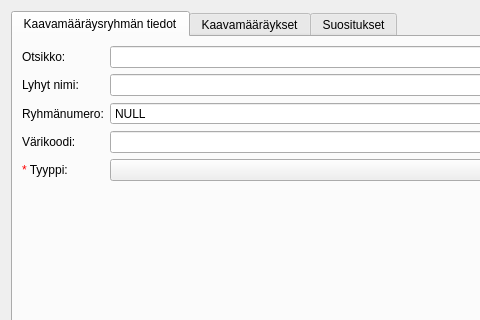
This is arho_feature_template/gui/dialogs/plan_regulation_group_form.ui in GispoCoding/arho-qgis-plugin as Qt 5 draws it before an edit; both pictures show x 0 to 480 and y 0 to 320 of the 940 by 694 pixel window. The edited form follows.
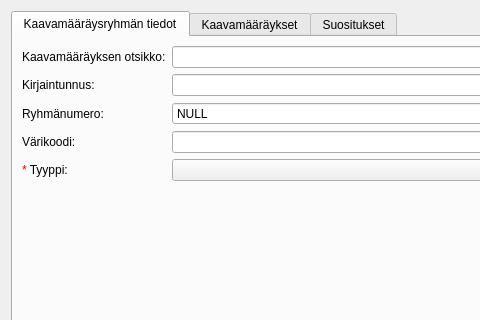
This is the edited form. The open tabs and pages were chosen to show the change. Custom widgets are drawn as their Qt base class.

```diff
--- a/arho_feature_template/gui/dialogs/plan_regulation_group_form.ui
+++ b/arho_feature_template/gui/dialogs/plan_regulation_group_form.ui
@@ -29,7 +29,7 @@
          <item row="0" column="0">
           <widget class="QLabel" name="label_2">
            <property name="text">
-            <string>Otsikko:</string>
+            <string>Kaavamääräyksen otsikko:</string>
            </property>
           </widget>
          </item>
@@ -39,7 +39,7 @@
          <item row="1" column="0">
           <widget class="QLabel" name="label_3">
            <property name="text">
-            <string>Lyhyt nimi:</string>
+            <string>Kirjaintunnus:</string>
            </property>
           </widget>
          </item>
```
Left out of the diff: 10 changed lines with no effect on the pictures.
